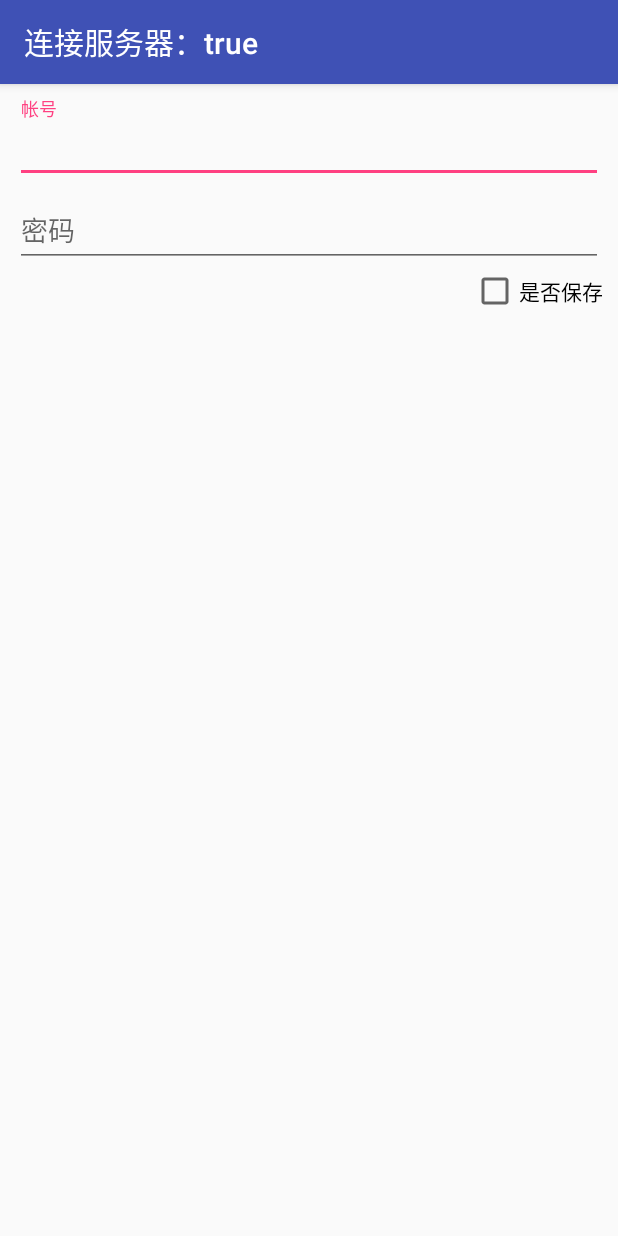
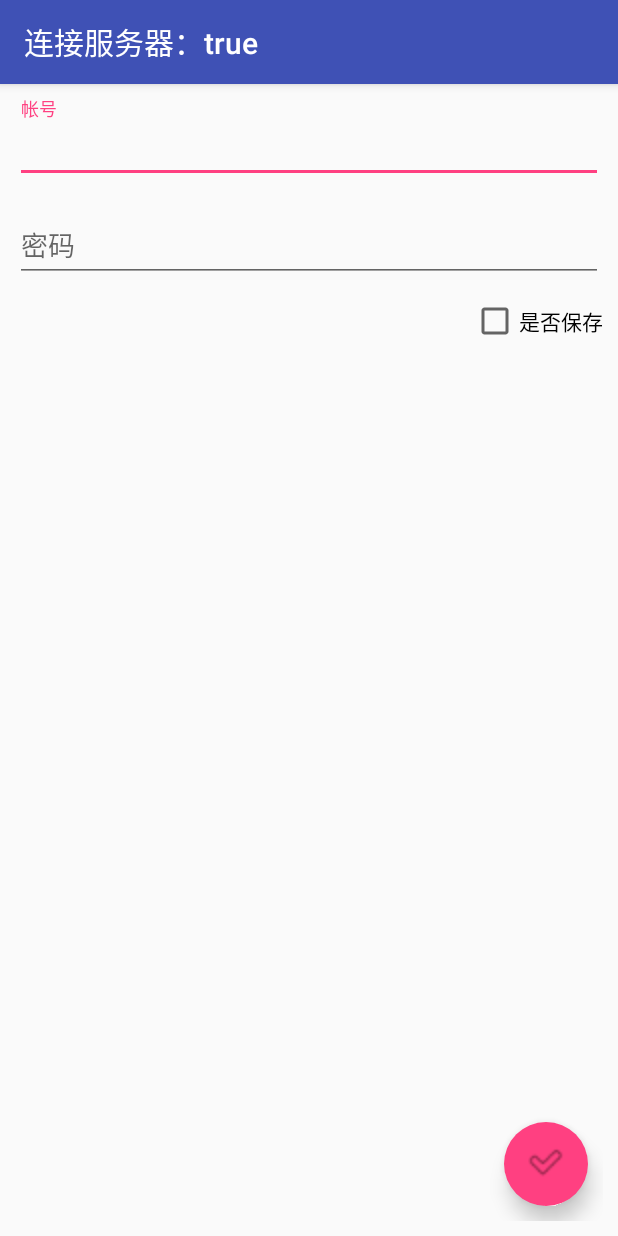
Before and after one commit to ContainsK/KMail, an Android app: the screen it shows after launch (MainActivity), on a phone screen of 412 x 824 dp. Run offline under Robolectric (Android 15) with nearby library versions, the phone set to English and light mode, and no system bars; our stand-ins replace RxJava; libraries missing offline, so code that uses them is left out: com.sun.mail, javax.mail, javax.mail.event, javax.mail.internet; 5 statements that could not run were skipped.

Commit message:
commit MVP

```diff
--- a/kmail/build.gradle
+++ b/kmail/build.gradle
@@ -12,7 +12,11 @@ android {
         versionName "1.0"
 
         testInstrumentationRunner "android.support.test.runner.AndroidJUnitRunner"
-
+        javaCompileOptions {
+            annotationProcessorOptions {
+                includeCompileClasspath = true
+            }
+        }
     }
 
     buildTypes {
--- a/kmail/src/main/res/layout/layout_setting.xml
+++ b/kmail/src/main/res/layout/layout_setting.xml
@@ -3,14 +3,13 @@
     xmlns:app="http://schemas.android.com/apk/res-auto"
     android:layout_width="match_parent"
     android:layout_height="match_parent"
-
     android:padding="10dp">
 
     <LinearLayout
+        android:id="@+id/linearLayout"
         android:layout_width="match_parent"
         android:layout_height="wrap_content"
-        android:orientation="vertical"
-        android:id="@+id/linearLayout">
+        android:orientation="vertical">
 
 
         <android.support.design.widget.TextInputLayout
@@ -31,6 +30,7 @@
             android:id="@+id/til_password"
             android:layout_width="match_parent"
             android:layout_height="wrap_content"
+            android:layout_marginTop="10dp"
             app:passwordToggleContentDescription="@string/app_name">
 
             <android.support.design.widget.TextInputEditText
@@ -46,12 +46,23 @@
             android:layout_width="wrap_content"
             android:layout_height="wrap_content"
             android:layout_gravity="right"
+            android:layout_marginTop="10dp"
             android:text="是否保存" />
     </LinearLayout>
 
-
-
-
-
+    <android.support.design.widget.FloatingActionButton
+        android:id="@+id/floatingActionButton"
+        android:layout_width="wrap_content"
+        android:layout_height="wrap_content"
+        android:layout_alignParentBottom="true"
+        android:layout_alignParentRight="true"
+        android:layout_margin="10dp"
+        android:background="@color/colorPrimary"
+        android:clickable="true"
+        android:src="@mipmap/icon24"
+        app:borderWidth="0dp"
+        app:elevation="8dp"
+        app:pressedTranslationZ="16dp"
+        app:rippleColor="#33728dff" />
 
 </RelativeLayout>
```
Also changed, not shown: kmail/src/main/java/com/tk/kmail/action/setting/SettingConfig.java (deleted, +0 -9 lines), kmail/src/main/java/com/tk/kmail/base/BaseActivity.kt (added, +30 -0 lines), kmail/src/main/java/com/tk/kmail/base/BasePresenter.kt (added, +8 -0 lines), kmail/src/main/java/com/tk/kmail/base/IBuid.kt (added, +14 -0 lines), kmail/src/main/java/com/tk/kmail/mvp/Login.kt (added, +18 -0 lines), kmail/src/main/java/com/tk/kmail/mvp/Setting.kt (added, +14 -0 lines), kmail/src/main/java/com/tk/kmail/mvp/base/IBase.kt (added, +19 -0 lines), kmail/src/main/java/com/tk/kmail/view/activity/SettingActivity.kt (added, +10 -0 lines), kmail/src/main/res/mipmap-xxhdpi/check_monotone_ok_yes_72px_1742_easyicon.net.png (deleted).
